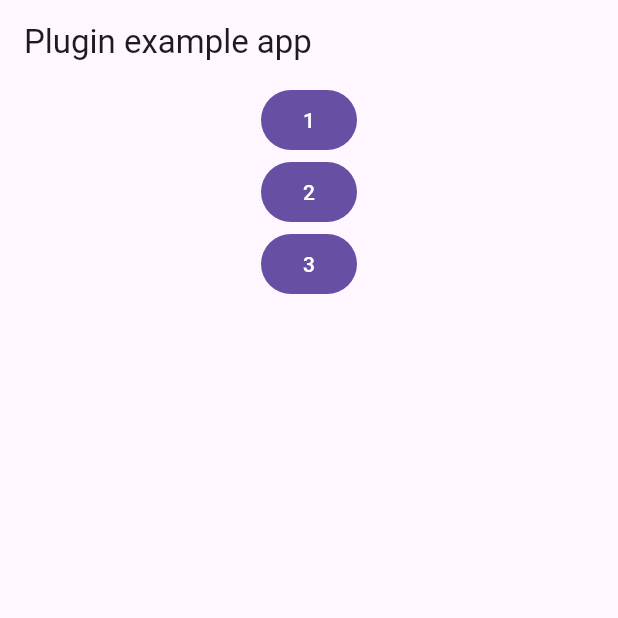
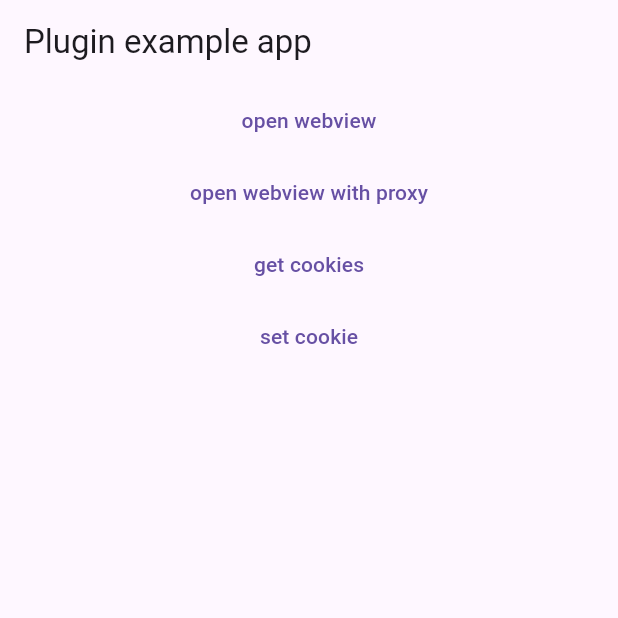
Before and after one commit to wgh136/flutter_windows_webview, a Flutter app: the screen it shows after launch, on a phone screen of 412 x 824 dp, the top half of it. Run offline on Flutter 3.47's test engine with Material 3 defaults, Android fonts, the phone set to English and light mode, and no system bars.

Commit message:
proxy support

```diff
--- a/example/lib/main.dart
+++ b/example/lib/main.dart
@@ -25,20 +25,37 @@ class _MyAppState extends State<MyApp> {
         body: Column(
           children: [
             Center(
-              child: FilledButton(
-                child: const Text("1"),
+              child: TextButton(
+                child: const Text("open webview"),
                 onPressed: () {
                   webview.launchWebview("https://google.com",
-                      WebviewOptions(onNavigation: (url) {
-                    debugPrint(url);
-                    return false;
-                  }));
+                    WebviewOptions(
+                      onNavigation: (url) {
+                        debugPrint(url);
+                        return false;
+                      },
+                    ));
                 },
               ),
             ),
             Center(
-              child: FilledButton(
-                child: const Text("2"),
+              child: TextButton(
+                child: const Text("open webview with proxy"),
+                onPressed: () {
+                  webview.launchWebview("https://google.com",
+                      WebviewOptions(
+                          onNavigation: (url) {
+                            debugPrint(url);
+                            return false;
+                          },
+                          proxy: "198.18.0.1:9000"
+                      ));
+                },
+              ),
+            ),
+            Center(
+              child: TextButton(
+                child: const Text("get cookies"),
                 onPressed: () async {
                   debugPrint(
                       '${await webview.getCookies("https://google.com")}');
@@ -46,8 +63,8 @@ class _MyAppState extends State<MyApp> {
               ),
             ),
             Center(
-              child: FilledButton(
-                child: const Text("3"),
+              child: TextButton(
+                child: const Text("set cookie"),
                 onPressed: () async {
                   await webview.setCookie(
                     name: "test",
--- a/lib/src/webview.dart
+++ b/lib/src/webview.dart
@@ -29,7 +29,7 @@ class FlutterWindowsWebview {
     _options = options;
     _listen(options?.messageReceiver, options?.onTitleChange);
     channel.setMethodCallHandler(_handleMethodCall);
-    channel.invokeMethod("start", url);
+    channel.invokeMethod("start", [url, options?.proxy ?? ""]);
     isRunning = true;
   }
 
--- a/lib/src/webview_options.dart
+++ b/lib/src/webview_options.dart
@@ -15,7 +15,10 @@ class WebviewOptions{
   /// return true to prevent navigation.
   bool Function(String url)? onNavigation;
 
+  /// set http proxy for webview as format "domain:port"
+  String? proxy;
+
   /// Webview creating options
   WebviewOptions({this.width, this.height, this.messageReceiver,
-    this.onNavigation, this.onTitleChange});
+    this.onNavigation, this.onTitleChange, this.proxy});
 }
```
Also changed, not shown: example/pubspec.lock, 6 other files.
